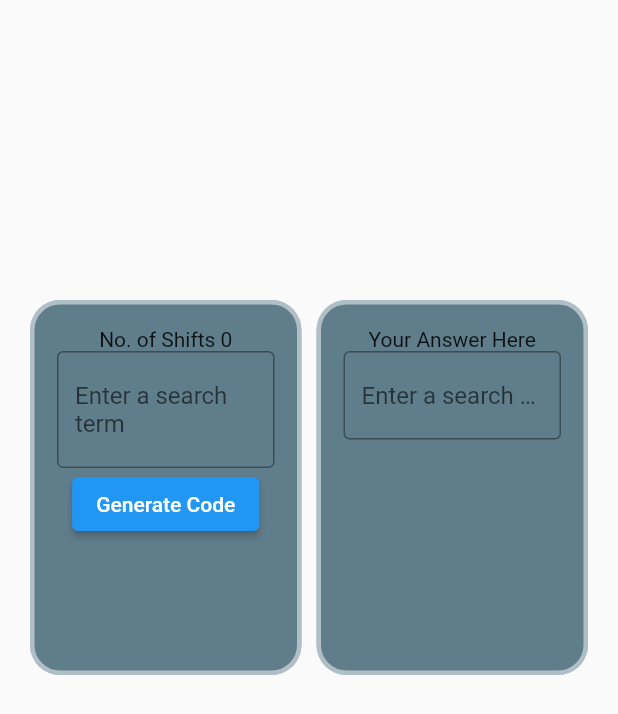
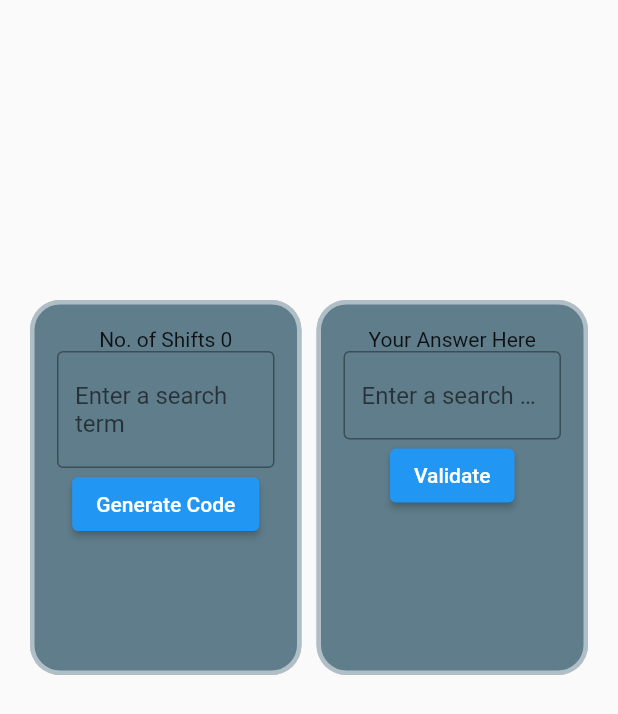
Before and after one commit to ialexies/caesarcipher, a Flutter app: the CheckerWidgetGroup widget shown alone on an empty page, opened directly, after a tap on "Generate Code", on a phone screen of 412 x 824 dp. Shown: the top 714 px of the screen. Run offline on Flutter 3.47's test engine with Material 2 defaults, Android fonts, the phone set to English and light mode, and no system bars; our stand-ins replace bordered_text, fluttertoast, get_it, get_it_mixin; network calls fail.

Commit message:
Working Validator checker

```diff
--- a/lib/app/components/checker_widget_group.dart
+++ b/lib/app/components/checker_widget_group.dart
@@ -13,7 +13,7 @@ import 'package:fluttertoast/fluttertoast.dart';
 import 'package:get_it_mixin/get_it_mixin.dart';
 
 class CheckerWidgetGroup extends StatelessWidget with GetItMixin {
-  static final _formKey = GlobalKey<FormState>();
+  static final _userAnswerFormKey = GlobalKey<FormState>();
   @override
   Widget build(BuildContext context) {
     double inputGroupCheckerHeight = 250;
@@ -21,8 +21,17 @@ class CheckerWidgetGroup extends StatelessWidget with GetItMixin {
     final getEncodedResult =
         watchOnly((GetItCipherNotifier x) => x.currendEncoded);
     final getCaeserCipherShift = watchOnly((GetItCipherNotifier x) => x.shift);
+    final getGeneratedPhrase =
+        watchOnly((GetItCipherNotifier x) => x.generatedPhrase);
+    final getCheckerUswerAnswer =
+        watchOnly((GetItCipherNotifier x) => x.checkerUserAnswer);
+
     final encodedPhraseController = TextEditingController();
+    TextEditingController userAnswerController = TextEditingController();
+    // userAnswerController.text = getCheckerUswerAnswer;
     encodedPhraseController.text = getEncodedResult.join(" ");
+
+    String userAnswer = "";
 
     return Container(
       child: Padding(
@@ -55,7 +64,7 @@ class CheckerWidgetGroup extends StatelessWidget with GetItMixin {
                             get<GetItCipherNotifier>().updateNumWords(2);
 
                             CaesarCipher response =
-                                await Encodecontroller().generateWords(3);
+                                await Encodecontroller().generateWords(1);
 
                             get<GetItCipherNotifier>().generateWords(response);
                             // encodedPhraseController.text = await "fdfdf";
@@ -77,16 +86,45 @@ class CheckerWidgetGroup extends StatelessWidget with GetItMixin {
                 height: inputGroupCheckerHeight,
                 child: Padding(
                   padding: const EdgeInsets.all(15.0),
+                  child: Form(
+                    key: _userAnswerFormKey,
                     child: Column(
                       children: [
                         Text('Your Answer Here'),
                         // Text('No. of Shifts $shift'),
-                      TextField(
+                        TextFormField(
+                          onChanged: (text) {
+                            get<GetItCipherNotifier>()
+                                .updateCheckerUserAnswer(text);
+                            // print(text);
+                            // userAnswer = text;
+                          },
+                          // controller: userAnswerController,
                           decoration: const InputDecoration(
                               border: OutlineInputBorder(),
                               hintText: 'Enter a search term'),
-                      )
+                        ),
+                        ElevatedButton(
+                            onPressed: () async {
+                              // print(userAnswer);
+                              // get<GetItCipherNotifier>().updateNumWords(2);
+                              // CaesarCipher response =
+                              //     await Encodecontroller().generateWords(1);
+                              // get<GetItCipherNotifier>().generateWords(response);
+                              // print(getCheckerUswerAnswer.toString());
+                              if (getCheckerUswerAnswer
+                                      .toString()
+                                      .toLowerCase() ==
+                                  getGeneratedPhrase.join(" ")) {
+                                print('valid');
+                              } else {
+                                print('invalid');
+                              }
+                            },
+                            child: Text("Validate")),
+                        Text(getGeneratedPhrase.join(" "))
                       ],
+                    ),
                   ),
                 ),
                 decoration: decodeCheckerContainerDecoration(),
--- a/lib/cipher_notifier.dart
+++ b/lib/cipher_notifier.dart
@@ -6,9 +6,12 @@ import 'package:flutter/widgets.dart';
 
 class GetItCipherNotifier extends ChangeNotifier {
   CaesarCipher _caesarCipher = CaesarCipher([], 0, false);
+  List _generatePhrase = [];
   List _currentEncoded = [];
   int _numWords = 0;
   bool _isLoading = false;
+
+  String _checkerUserAnswer = "ss";
 
   generateWords(CaesarCipher response) {
     _caesarCipher.words = response.words;
@@ -16,6 +19,8 @@ class GetItCipherNotifier extends ChangeNotifier {
 
     updateCurrentEncoded(
         EncoderDecoderController().caesarCipherEncoder(response.words, shift));
+
+    _generatePhrase = response.words;
 
     return notifyListeners();
   }
@@ -35,9 +40,16 @@ class GetItCipherNotifier extends ChangeNotifier {
     return notifyListeners();
   }
 
+  updateCheckerUserAnswer(String userAnswer) {
+    _checkerUserAnswer = userAnswer.trim().toLowerCase();
+    notifyListeners();
+  }
+
   get wordings => _caesarCipher.words;
   get shift => _caesarCipher.shift;
   get numWords => _numWords;
   get currendEncoded => _currentEncoded;
   get isLoading => _isLoading;
+  get generatedPhrase => _generatePhrase;
+  get checkerUserAnswer => _checkerUserAnswer;
 }
```
Lines whose indentation alone changed are shown as unchanged.
